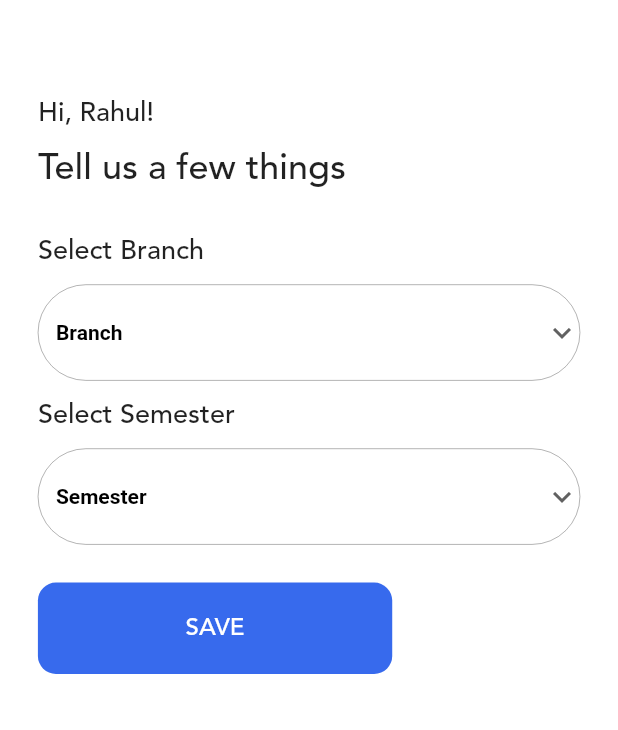
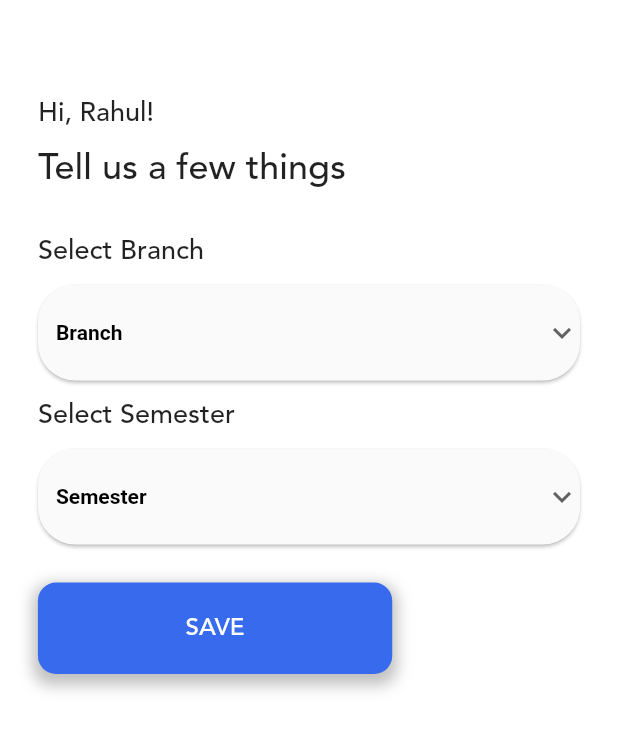
Before and after one commit to Sahil-107/notio, a Flutter app: the screen it shows after launch, after a tap on "LOGIN", on a phone screen of 412 x 824 dp. Shown: the top 730 px of the screen. Run offline on Flutter 3.47's test engine with Material 2 defaults, Android fonts, the phone set to English and light mode, and no system bars; our stand-ins replace carousel_slider, double_back_to_close, flutter_spinkit, sliding_up_panel, story_view, syncfusion_flutter_charts; missing offline and left inert: flutter_cached_pdfview, flutter_windowmanager.

Commit message:
added effects

```diff
--- a/lib/Screens/Auth/Login.dart
+++ b/lib/Screens/Auth/Login.dart
@@ -48,6 +48,14 @@ class _LoginState extends State<Login> with TickerProviderStateMixin {
                 topLeft: Radius.circular(28),
                 topRight: Radius.circular(28),
               ),
+              boxShadow: [
+                BoxShadow(
+                  color: Colors.black.withOpacity(0.3),
+                  spreadRadius: 8,
+                  blurRadius: 15,
+                  offset: Offset(0, 4),
+                ),
+              ],
               color: blueColor,
             ),
             height: getheight(context, 620),
@@ -78,6 +86,14 @@ class _LoginState extends State<Login> with TickerProviderStateMixin {
                     // width: double.infinity,
                     // height: MediaQuery.of(context).size.height,
                     decoration: BoxDecoration(
+                      boxShadow: [
+                        BoxShadow(
+                          color: Colors.black.withOpacity(0.3),
+                          spreadRadius: 8,
+                          blurRadius: 5,
+                          offset: Offset(0, 4),
+                        ),
+                      ],
                       color: Colors.white,
                       borderRadius: new BorderRadius.vertical(
                         top: Radius.elliptical(28, 28),
@@ -196,6 +212,14 @@ class _LoginState extends State<Login> with TickerProviderStateMixin {
                                   height: getheight(context, 60),
                                   width: getwidth(context, 295),
                                   decoration: BoxDecoration(
+                                      boxShadow: [
+                                        BoxShadow(
+                                          color: Colors.black.withOpacity(0.25),
+                                          spreadRadius: 3,
+                                          blurRadius: 8,
+                                          offset: Offset(0, 4),
+                                        ),
+                                      ],
                                       borderRadius: BorderRadius.circular(12),
                                       color: blueColor),
                                   child: const Center(
@@ -453,6 +477,15 @@ class _LoginState extends State<Login> with TickerProviderStateMixin {
                                     height: getheight(context, 60),
                                     width: getwidth(context, 295),
                                     decoration: BoxDecoration(
+                                        boxShadow: [
+                                          BoxShadow(
+                                            color:
+                                                Colors.black.withOpacity(0.25),
+                                            spreadRadius: 3,
+                                            blurRadius: 8,
+                                            offset: Offset(0, 4),
+                                          ),
+                                        ],
                                         borderRadius: BorderRadius.circular(12),
                                         color: blueColor),
                                     child: const Center(
--- a/lib/Screens/Auth/Onboarding.dart
+++ b/lib/Screens/Auth/Onboarding.dart
@@ -1,3 +1,4 @@
+import 'package:flutter/cupertino.dart';
 import 'package:flutter/material.dart';
 import 'package:notio/widgets.dart';
 
@@ -46,18 +47,19 @@ class _OnboardingState extends State<Onboarding> {
                 SizedBox(
                   height: getheight(context, 10),
                 ),
-                DropdownButtonFormField<String>(
+                Material(
+                  elevation: 1,
+                  borderRadius: BorderRadius.circular(25),
+                  child: DropdownButtonFormField<String>(
                     menuMaxHeight: 260,
                     value: branch,
                     decoration: InputDecoration(
                         enabledBorder: OutlineInputBorder(
-                        borderRadius: BorderRadius.circular(50),
-                        borderSide: BorderSide(color: Colors.black, width: 0.2),
-                      ),
+                            borderRadius: BorderRadius.circular(25),
+                            borderSide: BorderSide.none),
                         focusedBorder: OutlineInputBorder(
-                        borderRadius: BorderRadius.circular(50),
-                        borderSide: BorderSide(color: Colors.black, width: 0.2),
-                      ),
+                            borderRadius: BorderRadius.circular(25),
+                            borderSide: BorderSide.none),
                         // filled: true,
                         fillColor: Colors.white),
                     icon: const Icon(Icons.keyboard_arrow_down),
@@ -76,6 +78,7 @@ class _OnboardingState extends State<Onboarding> {
                       );
                     }).toList(),
                   ),
+                ),
                 SizedBox(
                   height: getheight(context, 13),
                 ),
@@ -86,18 +89,19 @@ class _OnboardingState extends State<Onboarding> {
                 SizedBox(
                   height: getheight(context, 10),
                 ),
-                DropdownButtonFormField<String>(
+                Material(
+                  elevation: 1,
+                  borderRadius: BorderRadius.circular(25),
+                  child: DropdownButtonFormField<String>(
                     menuMaxHeight: 260,
                     value: sem,
                     decoration: InputDecoration(
                         enabledBorder: OutlineInputBorder(
-                        borderRadius: BorderRadius.circular(50),
-                        borderSide: BorderSide(color: Colors.black, width: 0.2),
-                      ),
+                            borderRadius: BorderRadius.circular(25),
+                            borderSide: BorderSide.none),
                         focusedBorder: OutlineInputBorder(
-                        borderRadius: BorderRadius.circular(50),
-                        borderSide: BorderSide(color: Colors.black, width: 0.2),
-                      ),
+                            borderRadius: BorderRadius.circular(25),
+                            borderSide: BorderSide.none),
                         // filled: true,
                         fillColor: Colors.white),
                     icon: const Icon(Icons.keyboard_arrow_down),
@@ -116,10 +120,11 @@ class _OnboardingState extends State<Onboarding> {
                       );
                     }).toList(),
                   ),
+                ),
                 SizedBox(
                   height: getheight(context, 25),
                 ),
-                GestureDetector(
+                InkWell(
                   onTap: () {
                     Navigator.pushNamed(context, '/navbar');
                   },
@@ -127,6 +132,14 @@ class _OnboardingState extends State<Onboarding> {
                     height: getheight(context, 60),
                     width: getwidth(context, 215),
                     decoration: BoxDecoration(
+                        boxShadow: [
+                          BoxShadow(
+                            color: Colors.black.withOpacity(0.25),
+                            spreadRadius: 3,
+                            blurRadius: 8,
+                            offset: Offset(0, 4),
+                          ),
+                        ],
                         borderRadius: BorderRadius.circular(12),
                         color: blueColor),
                     child: const Center(
```
Lines whose indentation alone changed are shown as unchanged.
